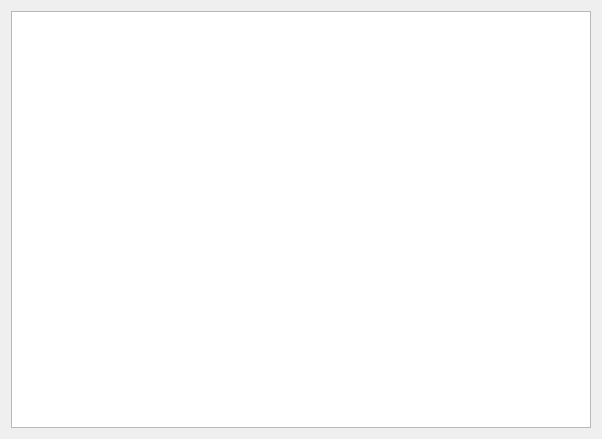
Old version of the form KFileDialog/mainwindow.ui in the repository CryFeiFei/KFileDialog.
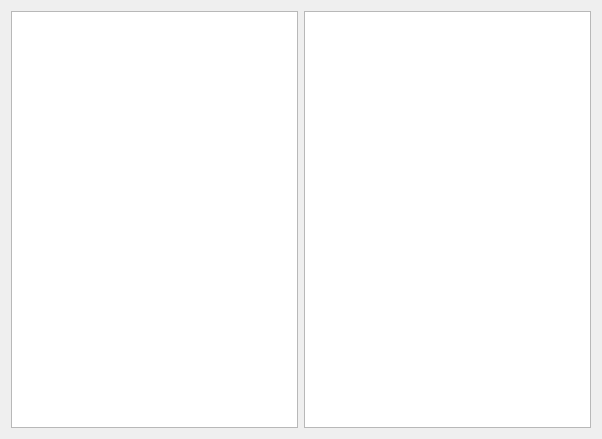
New version of the form.

Commit message: [添加systemmodel来对比]

```diff
--- a/KFileDialog/mainwindow.ui
+++ b/KFileDialog/mainwindow.ui
@@ -16,10 +16,13 @@
   <widget class="QWidget" name="centralWidget">
    <layout class="QVBoxLayout" name="verticalLayout_2">
     <item>
-     <layout class="QVBoxLayout" name="verticalLayout">
+     <layout class="QHBoxLayout" name="horizontalLayout">
       <item>
        <widget class="QTableView" name="tableView"/>
       </item>
+      <item>
+       <widget class="QTableView" name="tableView_2"/>
+      </item>
      </layout>
     </item>
    </layout>
```
The commit also changes 2 other files.
